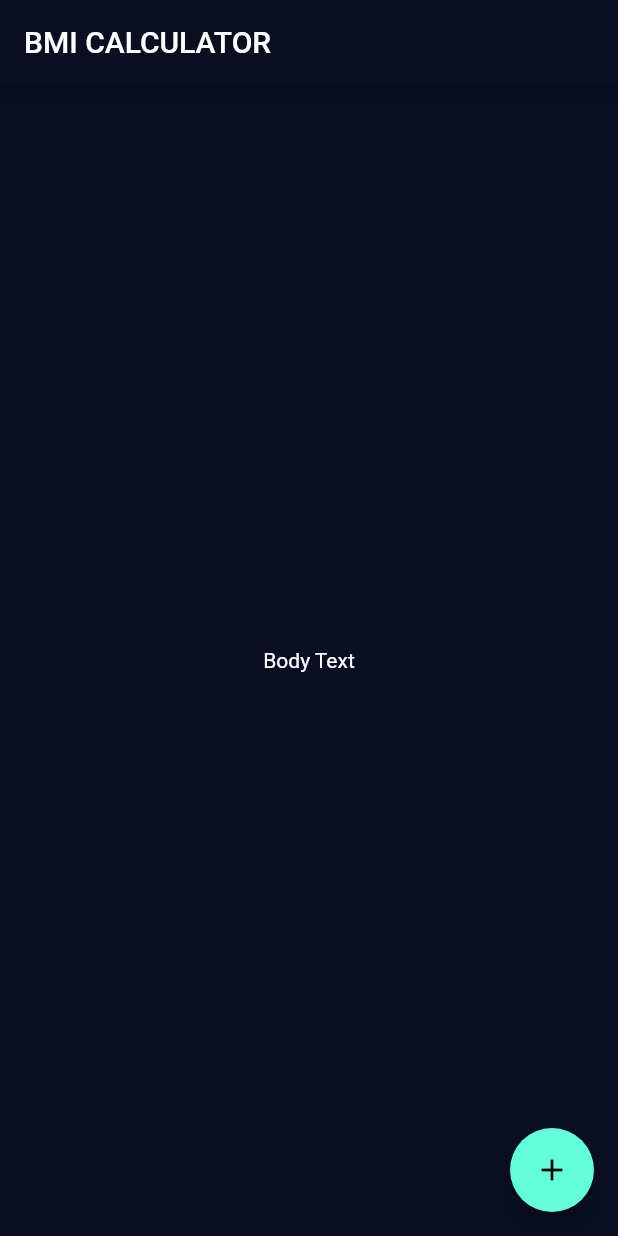
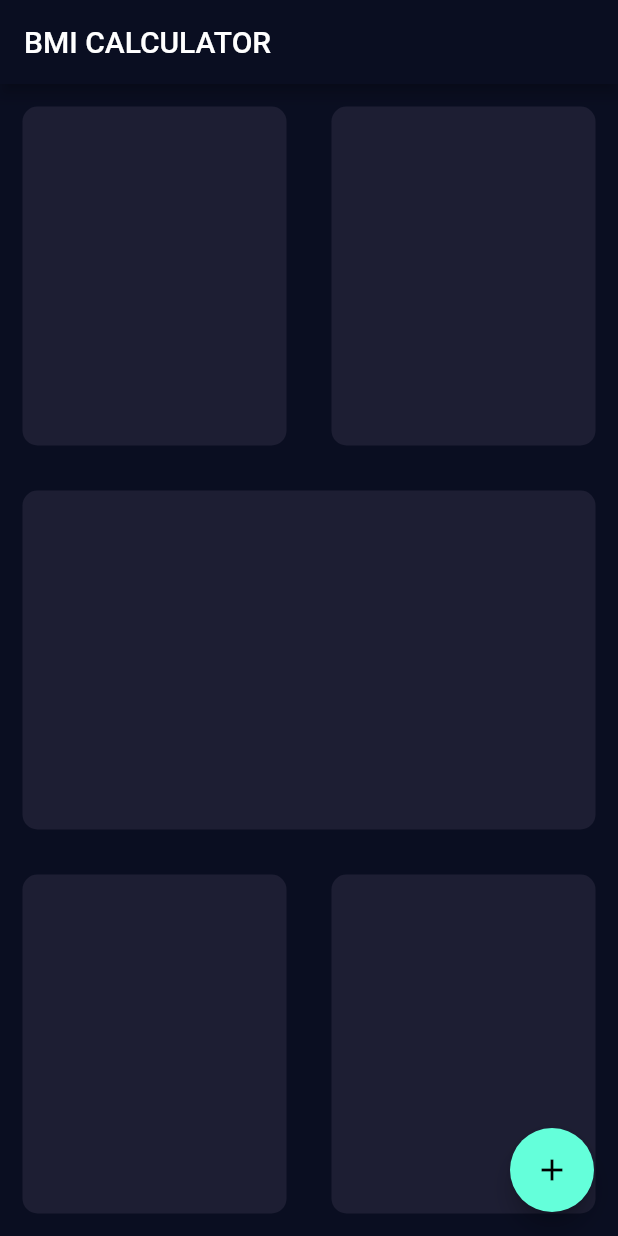
Before and after one commit to londonappbrewery/bmi-calculator-flutter, a Flutter app: the screen it shows after launch, on a phone screen of 412 x 824 dp. Run offline on Flutter 3.47's test engine with Material 2 defaults, Android fonts, the phone set to English and light mode, and no system bars.

Commit message:
I refactor my function to be a class, and added a field color to change the color of the container, I also learned about the importance of using final when declaring a field of a class

```diff
--- a/lib/main.dart
+++ b/lib/main.dart
@@ -1,4 +1,5 @@
 import 'package:flutter/material.dart';
+import './pages/InputPage.dart';
 
 void main() => runApp(BMICalculator());
 
@@ -10,30 +11,7 @@ class BMICalculator extends StatelessWidget {
         primaryColor: Color(0xFF0A0E21),
         scaffoldBackgroundColor: Color(0xFF0A0E21),
       ),
-      home: InputPage(),
+      home: SafeArea(child: InputPage()),
     );
   }
 }
-
-class InputPage extends StatefulWidget {
-  @override
-  _InputPageState createState() => _InputPageState();
-}
-
-class _InputPageState extends State<InputPage> {
-  @override
-  Widget build(BuildContext context) {
-    return Scaffold(
-      appBar: AppBar(
-        title: Text('BMI CALCULATOR'),
-      ),
-      body: Center(
-        child: Text('Body Text'),
-      ),
-      floatingActionButton: FloatingActionButton(
-        onPressed: () {},
-        child: Icon(Icons.add),
-      ),
-    );
-  }
-}
--- /dev/null
+++ b/lib/pages/InputPage.dart
@@ -0,0 +1,52 @@
+import 'package:flutter/material.dart';
+import '../widgetBuilder/darkContainer.dart';
+
+class InputPage extends StatefulWidget {
+  @override
+  _InputPageState createState() => _InputPageState();
+}
+
+class _InputPageState extends State<InputPage> {
+  @override
+  Widget build(BuildContext context) {
+    return Scaffold(
+      appBar: AppBar(
+        title: Text('BMI CALCULATOR'),
+      ),
+      body: Column(
+        children: [
+          Expanded(
+            child: Row(
+              children: [
+                new DarkContainer(color: Color(0xFF1D1E33)),
+                new DarkContainer(color: Color(0xFF1D1E33))
+              ],
+            ),
+          ),
+          Expanded(
+            child: Row(
+              mainAxisAlignment: MainAxisAlignment.center,
+              children: [
+                new DarkContainer(color: Color(0xFF1D1E33))
+                // change the DarkContainer width and height to have percentage sizes
+                // Solve this instead of using fixed sizes I had to use Expanded widgets
+              ],
+            ),
+          ),
+          Expanded(
+            child: Row(
+              children: [
+                new DarkContainer(color: Color(0xFF1D1E33)),
+                new DarkContainer(color: Color(0xFF1D1E33))
+              ],
+            ),
+          ),
+        ],
+      ),
+      floatingActionButton: FloatingActionButton(
+        onPressed: () {},
+        child: Icon(Icons.add),
+      ),
+    );
+  }
+}
--- /dev/null
+++ b/lib/widgetBuilder/darkContainer.dart
@@ -0,0 +1,19 @@
+import 'package:flutter/cupertino.dart';
+
+class DarkContainer extends StatelessWidget {
+  DarkContainer({@required this.color});
+  final Color color;
+
+  @override
+  Widget build(BuildContext context) {
+    return Expanded(
+      child: Container(
+        margin: EdgeInsets.all(15.0),
+        decoration: BoxDecoration(
+          borderRadius: BorderRadius.circular(10.0),
+          color: color,
+        ),
+      ),
+    );
+  }
+}
```
